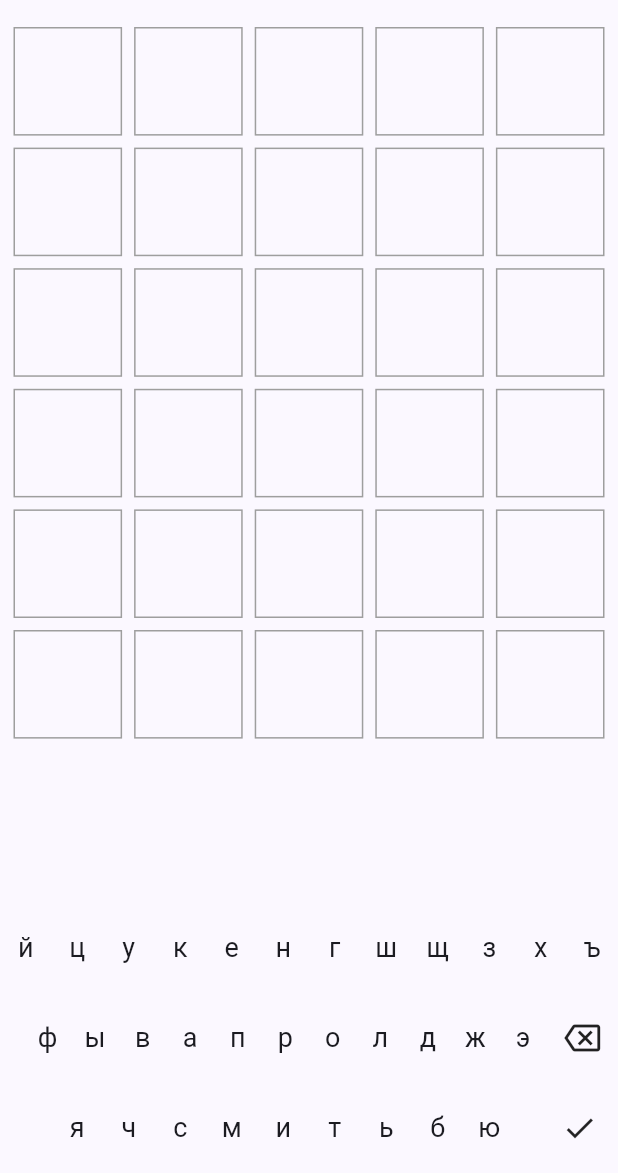
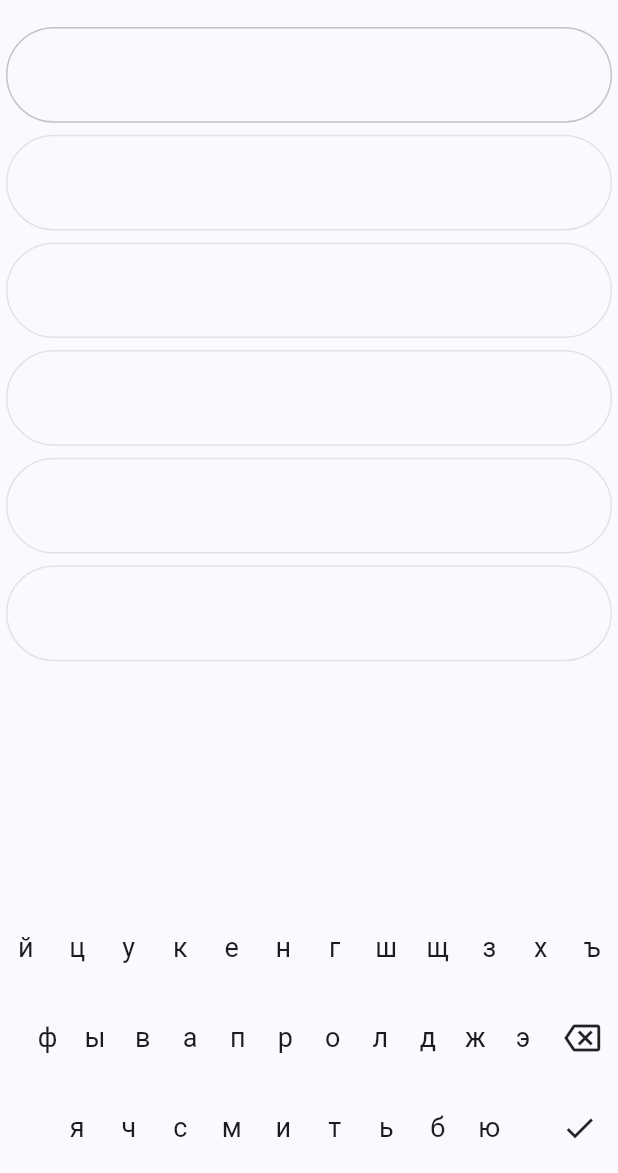
Before and after one commit to grand0/ruword, a Flutter app: the GamePage screen opened by its route, on a phone screen of 412 x 824 dp, the part 63-1236 px from its top. Run offline on Flutter 3.47's test engine with Material 2 defaults, Android fonts, the phone set to English and light mode, and no system bars; our stand-ins replace another_flushbar, get, shared_preferences, wheel_chooser; accounts and stored records are empty.

Commit message:
game page redesign

```diff
--- a/lib/pages/game_page.dart
+++ b/lib/pages/game_page.dart
@@ -138,18 +138,24 @@ class GamePage extends StatelessWidget {
                   : theme.redDark.withAlpha(127);
           }
         }).toList();
-        rows.add(_buildWordRow(context, userAttempts[i].word, colors: colors));
-      } else if (i == userAttempts.length) {
-        rows.add(_buildWordRow(context, gameController.userWord.value));
+        rows.add(_buildWordRow(context, userAttempts[i].word,
+            colors: colors,
+            animateOpacity: i == gameController.currentAttempt.value));
+      } else if (i == gameController.currentAttempt.value) {
+        rows.add(_buildWordRow(context, gameController.userWord.value,
+            animateOpacity: true));
       } else {
         rows.add(_buildWordRow(context, ''));
       }
     }
 
     return SingleChildScrollView(
-      child: Column(
-        mainAxisAlignment: MainAxisAlignment.spaceEvenly,
-        children: rows,
+      child: Padding(
+        padding: const EdgeInsets.symmetric(horizontal: 4),
+        child: Column(
+          mainAxisAlignment: MainAxisAlignment.spaceEvenly,
+          children: rows,
+        ),
       ),
     );
   }
@@ -304,34 +310,49 @@ class GamePage extends StatelessWidget {
   }
 
   Widget _buildWordRow(BuildContext context, String text,
-      {List<Color>? colors}) {
+      {List<Color>? colors, bool animateOpacity = false}) {
     if (colors != null) {
       assert(colors.length == gameController.wordLength);
     }
     final width = MediaQuery.of(context).size.width > _widthLimit
         ? _widthLimit
         : MediaQuery.of(context).size.width;
-    final squareSize = width / gameController.wordLength -
-        4 * 2 -
-        1 * 2; // 4 - margin, 1 - border
+    final cellSize = width / gameController.wordLength * 0.75;
     text = text.padRight(gameController.wordLength);
     List<Widget> squares = [];
     for (int i = 0; i < gameController.wordLength; i++) {
-      squares.add(_buildWordSquare(text[i], squareSize, colors?[i]));
+      squares.add(_buildLetterCell(text[i], cellSize, colors?[i]));
     }
-    return Row(
-      mainAxisAlignment: MainAxisAlignment.center,
-      children: squares,
-    );
+    return animateOpacity
+        ? _ContainerWithAnimatedBorderOpacity(
+            borderColor: Colors.grey,
+            borderRadius: BorderRadius.circular(cellSize),
+            margin: const EdgeInsets.symmetric(vertical: 4),
+            from: 0.5,
+            child: Row(
+              mainAxisAlignment: MainAxisAlignment.spaceBetween,
+              children: squares,
+            ),
+          )
+        : Container(
+            margin: const EdgeInsets.symmetric(vertical: 4),
+            decoration: BoxDecoration(
+              border: Border.all(color: Colors.grey.withOpacity(0.25)),
+              borderRadius: BorderRadius.circular(cellSize),
+            ),
+            child: Row(
+              mainAxisAlignment: MainAxisAlignment.spaceBetween,
+              children: squares,
+            ),
+          );
   }
 
-  Widget _buildWordSquare(String letter, double size, [Color? color]) {
+  Widget _buildLetterCell(String letter, double size, [Color? color]) {
     return Container(
       width: size,
       height: size,
-      margin: const EdgeInsets.all(4),
       decoration: BoxDecoration(
-        border: Border.all(color: Colors.grey),
+        shape: BoxShape.circle,
         color: color,
       ),
       child: Center(
@@ -343,3 +364,86 @@ class GamePage extends StatelessWidget {
     );
   }
 }
+
+class _ContainerWithAnimatedBorderOpacity extends StatefulWidget {
+  final bool animate;
+  final Color? color;
+  final BorderRadiusGeometry? borderRadius;
+  final Color? borderColor;
+  final EdgeInsets? padding;
+  final EdgeInsets? margin;
+  final Widget? child;
+  final double from;
+  final double to;
+
+  const _ContainerWithAnimatedBorderOpacity({
+    Key? key,
+    this.animate = true,
+    this.color,
+    this.borderRadius,
+    this.borderColor,
+    this.padding,
+    this.margin,
+    this.child,
+    this.from = 0.0,
+    this.to = 1.0,
+  }) : super(key: key);
+
+  @override
+  State<_ContainerWithAnimatedBorderOpacity> createState() =>
+      _ContainerWithAnimatedBorderOpacityState();
+}
+
+class _ContainerWithAnimatedBorderOpacityState
+    extends State<_ContainerWithAnimatedBorderOpacity>
+    with TickerProviderStateMixin {
+  AnimationController? _controller;
+
+  @override
+  void initState() {
+    super.initState();
+    if (widget.animate) {
+      _controller = AnimationController(
+          vsync: this, duration: const Duration(seconds: 1));
+      _controller?.addListener(() {
+        setState(() {});
+      });
+      _controller?.addStatusListener((status) {
+        if (status == AnimationStatus.completed) {
+          _controller?.reverse();
+        } else if (status == AnimationStatus.dismissed) {
+          _controller?.forward();
+        }
+      });
+      _controller?.forward();
+    }
+  }
+
+  @override
+  Widget build(BuildContext context) {
+    Color borderColor = widget.borderColor ?? Colors.grey;
+    if (_controller != null) {
+      double value = Tween(begin: widget.from, end: widget.to).evaluate(
+          CurvedAnimation(parent: _controller!, curve: Curves.easeInOutQuad));
+      borderColor = borderColor.withOpacity(value);
+    } else {
+      borderColor = borderColor.withOpacity(widget.from);
+    }
+    return Container(
+      padding: widget.padding,
+      margin: widget.margin,
+      decoration: BoxDecoration(
+        color: widget.color,
+        border: Border.all(color: borderColor),
+        borderRadius: widget.borderRadius,
+      ),
+      child: widget.child,
+    );
+  }
+
+  @override
+  void dispose() {
+    _controller?.dispose();
+    super.dispose();
+  }
+}
```
